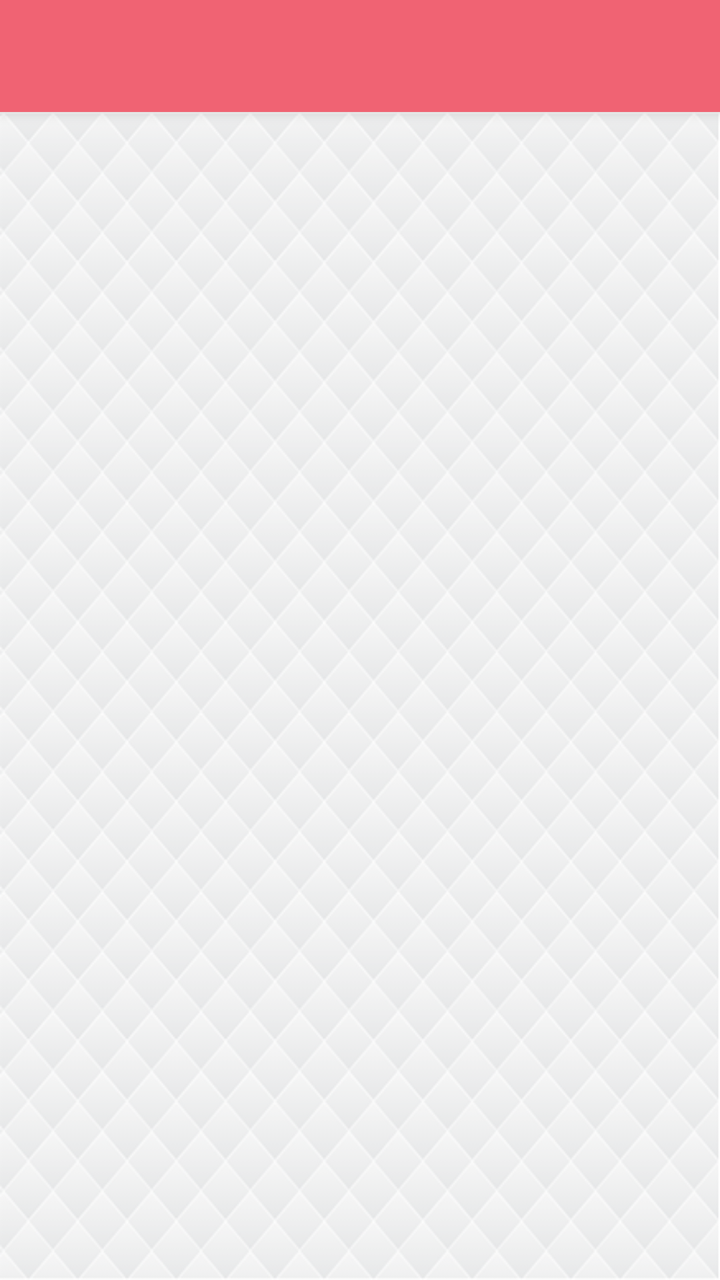
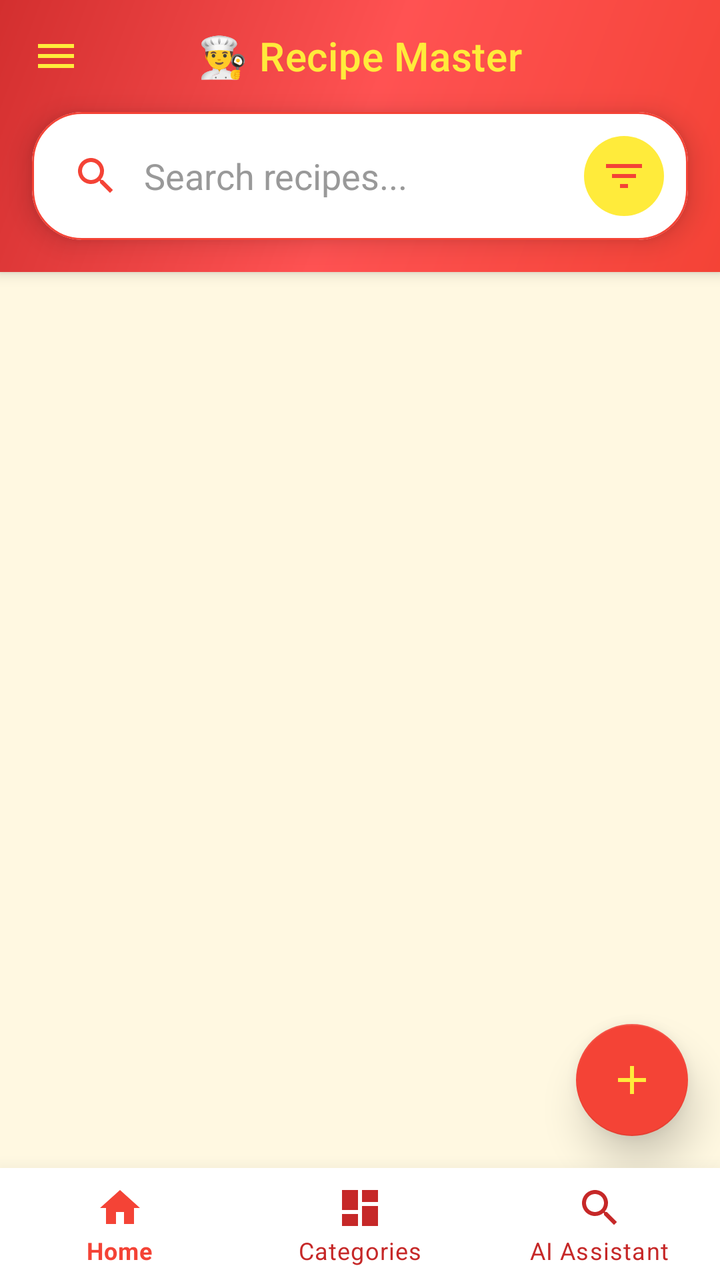

Before-and-after screenshots of an Android layout around one commit, followed by the original layout XML and the change that was made.
<!-- AndroidManifest.xml: application theme AppTheme -->
<!-- res/layout/app_bar_main.xml -->
<?xml version="1.0" encoding="utf-8"?>
<androidx.coordinatorlayout.widget.CoordinatorLayout xmlns:android="http://schemas.android.com/apk/res/android"
    xmlns:app="http://schemas.android.com/apk/res-auto"
    xmlns:tools="http://schemas.android.com/tools"
    android:layout_width="match_parent"
    android:layout_height="match_parent"
    tools:context="com.hanson.android.recipe.MainActivity">

    <com.google.android.material.appbar.AppBarLayout
        android:layout_width="match_parent"
        android:layout_height="wrap_content"
        android:theme="@style/ThemeOverlay.AppCompat.Dark.ActionBar">

        <androidx.appcompat.widget.Toolbar
            android:id="@+id/toolbar"
            android:layout_width="match_parent"
            android:layout_height="?attr/actionBarSize"
            android:background="?attr/colorPrimary"
            app:popupTheme="@style/ThemeOverlay.AppCompat.Light" />

    </com.google.android.material.appbar.AppBarLayout>

    <include layout="@layout/content_main" />

</androidx.coordinatorlayout.widget.CoordinatorLayout>
<!-- res/layout/content_main.xml (included above) -->
<?xml version="1.0" encoding="utf-8"?>
<androidx.constraintlayout.widget.ConstraintLayout xmlns:android="http://schemas.android.com/apk/res/android"
    xmlns:app="http://schemas.android.com/apk/res-auto"
    xmlns:tools="http://schemas.android.com/tools"
    android:id="@+id/root_layout"
    android:layout_width="match_parent"
    android:layout_height="match_parent"
    android:background="@drawable/background"
    app:layout_behavior="@string/appbar_scrolling_view_behavior"
    tools:context="com.hanson.android.recipe.MainActivity"
    tools:showIn="@layout/app_bar_main">

</androidx.constraintlayout.widget.ConstraintLayout>
<!-- resources referenced by this layout -->
<resources>
  <!-- drawable background: png bitmap (drawable, 143599 bytes) -->
  <style name="AppTheme" parent="Theme.AppCompat.Light.DarkActionBar">
          
          <item name="colorPrimary">@color/colorPrimary</item>
          <item name="colorPrimaryDark">@color/colorPrimaryDark</item>
          <item name="colorAccent">@color/colorAccent</item>
      </style>
  <color name="colorPrimary">#f06373</color>
  <color name="colorPrimaryDark">#cc4053</color>
  <color name="colorAccent">#3ad0d8</color>
</resources>

<!-- the commit's change to res/layout/app_bar_main.xml (unified diff, before → after) -->
@@ -4,36 +4,109 @@
     xmlns:tools="http://schemas.android.com/tools"
     android:layout_width="match_parent"
     android:layout_height="match_parent"
+    android:background="@color/bright_bg"
     tools:context="com.hanson.android.recipe.MainActivity">
 
     <com.google.android.material.appbar.AppBarLayout
         android:layout_width="match_parent"
         android:layout_height="wrap_content"
-        android:theme="@style/ThemeOverlay.AppCompat.Dark.ActionBar">
+        android:background="@drawable/red_gradient_toolbar"
+        android:elevation="12dp"
+        android:theme="@style/ThemeOverlay.MaterialComponents.Dark">
 
-        <androidx.appcompat.widget.Toolbar
+        <com.google.android.material.appbar.MaterialToolbar
             android:id="@+id/toolbar"
             android:layout_width="match_parent"
             android:layout_height="?attr/actionBarSize"
-            android:background="?attr/colorPrimary"
-            app:popupTheme="@style/ThemeOverlay.AppCompat.Light" />
+            app:navigationIcon="@drawable/ic_menu_red"
+            app:navigationIconTint="@color/bright_yellow"
+            app:title="👨‍🍳 Recipe Master"
+            app:titleCentered="true"
+            app:titleTextColor="@color/bright_yellow" />
 
+        <com.google.android.material.card.MaterialCardView
+            android:layout_width="match_parent"
+            android:layout_height="wrap_content"
+            android:layout_marginStart="16dp"
+            android:layout_marginEnd="16dp"
+            android:layout_marginBottom="16dp"
+            app:cardBackgroundColor="@android:color/white"
+            app:cardCornerRadius="25dp"
+            app:cardElevation="8dp"
+            app:strokeColor="@color/red_primary"
+            app:strokeWidth="1dp">
+
+            <LinearLayout
+                android:layout_width="match_parent"
+                android:layout_height="wrap_content"
+                android:gravity="center_vertical"
+                android:orientation="horizontal"
+                android:padding="12dp">
+
+                <ImageView
+                    android:layout_width="24dp"
+                    android:layout_height="24dp"
+                    android:layout_marginStart="8dp"
+                    android:src="@drawable/ic_search_red"
+                    app:tint="@color/red_primary" />
+
+                <EditText
+                    android:id="@+id/et_search"
+                    android:layout_width="0dp"
+                    android:layout_height="wrap_content"
+                    android:layout_marginStart="12dp"
+                    android:layout_marginEnd="12dp"
+                    android:layout_weight="1"
+                    android:background="@null"
+                    android:hint="Search recipes..."
+                    android:imeOptions="actionSearch"
+                    android:inputType="text"
+                    android:maxLines="1"
+                    android:textColor="#333333"
+                    android:textColorHint="#999999" />
+
+                <ImageView
+                    android:id="@+id/btn_filter"
+                    android:layout_width="40dp"
+                    android:layout_height="40dp"
+                    android:background="@drawable/circle_bg_yellow"
+                    android:clickable="true"
+                    android:focusable="true"
+                    android:padding="8dp"
+                    android:src="@drawable/ic_filter_red"
+                    app:tint="@color/red_primary" />
+            </LinearLayout>
+        </com.google.android.material.card.MaterialCardView>
     </com.google.android.material.appbar.AppBarLayout>
 
-    <include layout="@layout/content_main" />
+    <FrameLayout
+        android:id="@+id/fragment_container"
+        android:layout_width="match_parent"
+        android:layout_height="match_parent"
+        app:layout_behavior="@string/appbar_scrolling_view_behavior" />
+
+    <com.google.android.material.bottomnavigation.BottomNavigationView
+        android:id="@+id/bottom_navigation"
+        android:layout_width="match_parent"
+        android:layout_height="wrap_content"
+        android:layout_gravity="bottom"
+        android:background="@android:color/white"
+        app:elevation="16dp"
+        app:itemIconTint="@drawable/bottom_nav_colors"
+        app:itemTextColor="@drawable/bottom_nav_colors"
+        app:labelVisibilityMode="labeled"
+        app:menu="@menu/bottom_nav_menu" />
+
+    <com.google.android.material.floatingactionbutton.FloatingActionButton
+        android:id="@+id/fab_add"
+        android:layout_width="wrap_content"
+        android:layout_height="wrap_content"
+        android:layout_gravity="bottom|end"
+        android:layout_marginEnd="16dp"
+        android:layout_marginBottom="72dp"
+        app:backgroundTint="@color/red_primary"
+        app:elevation="12dp"
+        app:srcCompat="@drawable/ic_add_white"
+        app:tint="@color/bright_yellow" />
 
 </androidx.coordinatorlayout.widget.CoordinatorLayout>
-<!-- res/layout/content_main.xml (included above) -->
-<?xml version="1.0" encoding="utf-8"?>
-<androidx.constraintlayout.widget.ConstraintLayout xmlns:android="http://schemas.android.com/apk/res/android"
-    xmlns:app="http://schemas.android.com/apk/res-auto"
-    xmlns:tools="http://schemas.android.com/tools"
-    android:id="@+id/root_layout"
-    android:layout_width="match_parent"
-    android:layout_height="match_parent"
-    android:background="@drawable/background"
-    app:layout_behavior="@string/appbar_scrolling_view_behavior"
-    tools:context="com.hanson.android.recipe.MainActivity"
-    tools:showIn="@layout/app_bar_main">
-
-</androidx.constraintlayout.widget.ConstraintLayout>
<!-- resource entries referenced after the edit -->
@@ -1,14 +1,80 @@
 <!-- resources referenced by this layout -->
 <resources>
-  <!-- drawable background: png bitmap (drawable, 143599 bytes) -->
-  <style name="AppTheme" parent="Theme.AppCompat.Light.DarkActionBar">
-          
-          <item name="colorPrimary">@color/colorPrimary</item>
-          <item name="colorPrimaryDark">@color/colorPrimaryDark</item>
-          <item name="colorAccent">@color/colorAccent</item>
+  <color name="bright_bg">#FFF8E1</color>
+  <color name="bright_yellow">#FFEB3B</color>
+  <color name="red_primary">#F44336</color>
+  <!-- drawable bottom_nav_colors (drawable) -->
+  <?xml version="1.0" encoding="utf-8"?>
+  <selector xmlns:android="http://schemas.android.com/apk/res/android">
+      <item android:color="@color/red_primary" android:state_checked="true" />
+      <item android:color="@color/dark_red" />
+  </selector>
+  <!-- drawable circle_bg_yellow (drawable) -->
+  <?xml version="1.0" encoding="utf-8"?>
+  <shape xmlns:android="http://schemas.android.com/apk/res/android">
+      <solid android:color="#FFEB3B" />
+      <corners android:radius="20dp" />
+  </shape>
+  <!-- drawable ic_add_white (drawable) -->
+  <vector xmlns:android="http://schemas.android.com/apk/res/android"
+      android:width="24dp"
+      android:height="24dp"
+      android:viewportWidth="24"
+      android:viewportHeight="24">
+      <path
+          android:fillColor="#FF000000"
+          android:pathData="M19,13h-6v6h-2v-6H5v-2h6V5h2v6h6v2z" />
+  </vector>
+  <!-- drawable ic_filter_red (drawable) -->
+  <vector xmlns:android="http://schemas.android.com/apk/res/android"
+      android:width="24dp"
+      android:height="24dp"
+      android:viewportWidth="24"
+      android:viewportHeight="24">
+      <path
+          android:fillColor="#FF000000"
+          android:pathData="M10,18h4v-2h-4v2zM3,6v2h18V6H3zm3,7h12v-2H6v2z" />
+  </vector>
+  <!-- drawable ic_menu_red (drawable) -->
+  <vector xmlns:android="http://schemas.android.com/apk/res/android"
+      android:width="24dp"
+      android:height="24dp"
+      android:viewportWidth="24"
+      android:viewportHeight="24">
+      <path
+          android:fillColor="#FF000000"
+          android:pathData="M3,18h18v-2H3v2zm0,-5h18v-2H3v2zm0,-7v2h18V6H3z" />
+  </vector>
+  <!-- drawable ic_search_red (drawable) -->
+  <vector xmlns:android="http://schemas.android.com/apk/res/android"
+      android:width="24dp"
+      android:height="24dp"
+      android:viewportWidth="24"
+      android:viewportHeight="24">
+      <path
+          android:fillColor="#FF000000"
+          android:pathData="M15.5,14h-0.79l-0.28,-0.27C15.41,12.59 16,11.11 16,9.5 16,5.91 13.09,3 9.5,3S3,5.91 3,9.5 5.91,16 9.5,16c1.61,0 3.09,-0.59 4.23,-1.57l0.27,0.28v0.79l5,4.99L20.49,19l-4.99,-5zM9.5,14C7.01,14 5,11.99 5,9.5S7.01,5 9.5,5 14,7.01 14,9.5 11.99,14 9.5,14z" />
+  </vector>
+  <!-- drawable red_gradient_toolbar (drawable) -->
+  <?xml version="1.0" encoding="utf-8"?>
+  <shape xmlns:android="http://schemas.android.com/apk/res/android">
+      <gradient
+          android:angle="135"
+          android:centerColor="@color/red_gradient_mid"
+          android:endColor="@color/red_gradient_end"
+          android:startColor="@color/red_gradient_start" />
+      <corners android:radius="0dp" />
+  </shape>
+  <style name="AppTheme" parent="Theme.MaterialComponents.Light.NoActionBar">
+          <item name="colorPrimary">@color/red_primary</item>
+          <item name="colorPrimaryDark">@color/dark_red</item>
+          <item name="colorAccent">@color/bright_yellow</item>
+  
+          <item name="android:editTextStyle">@style/Widget.AppCompat.EditText</item>
       </style>
-  <color name="colorPrimary">#f06373</color>
-  <color name="colorPrimaryDark">#cc4053</color>
-  <color name="colorAccent">#3ad0d8</color>
+  <color name="dark_red">#C62828</color>
+  <color name="red_gradient_mid">#FF5252</color>
+  <color name="red_gradient_end">#D32F2F</color>
+  <color name="red_gradient_start">#F44336</color>
 </resources>
 
